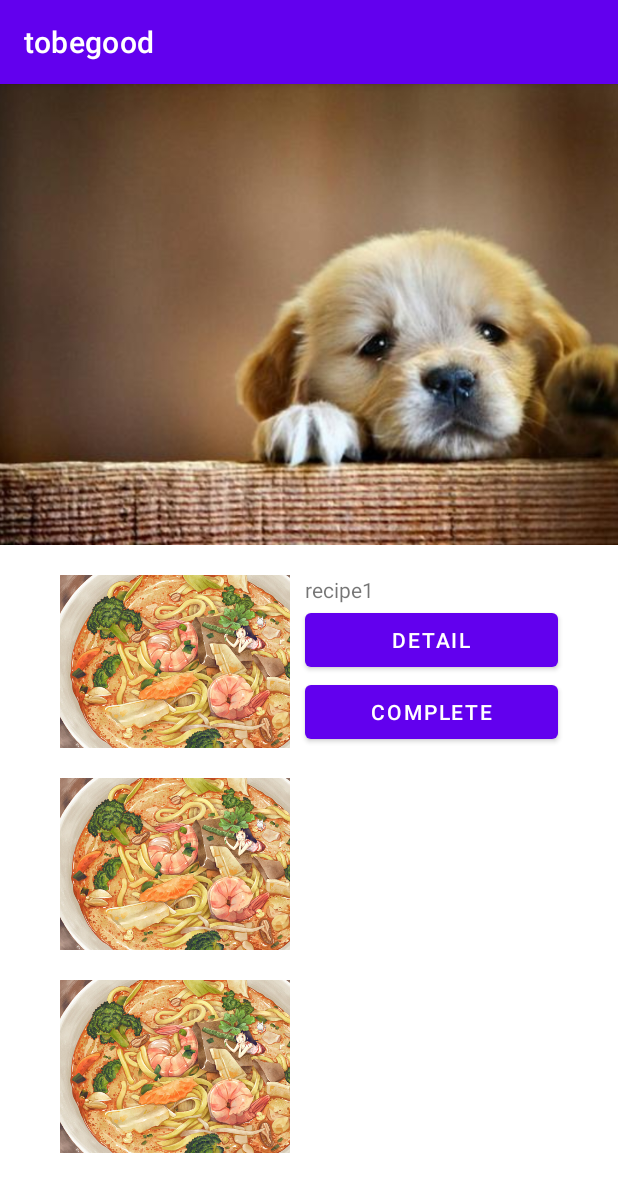
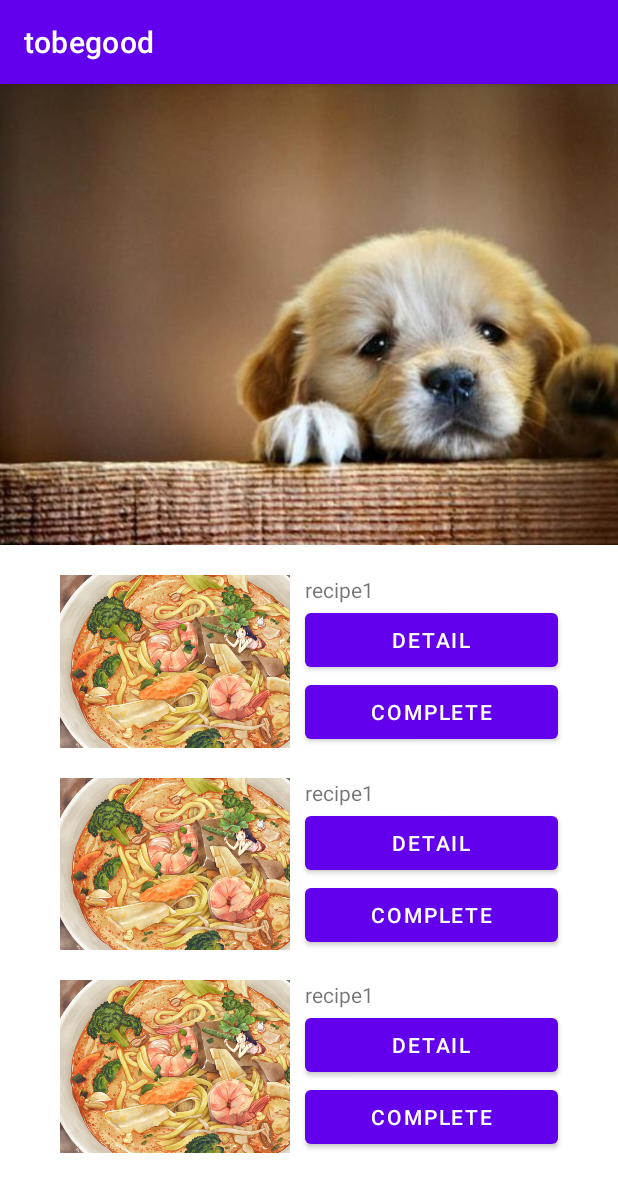
Before and after one commit to fefish/tobegood, an Android app: the EatActivity screen opened directly, with no data from a screen before it, on a phone screen of 412 x 824 dp. Shown: the top 1192 px of the screen. Run offline under Robolectric (Android 15) with nearby library versions, the phone set to English and light mode, and no system bars.

Commit message:
commit0719.2

```diff
--- a/app/src/main/res/layout/activity_eatactivity.xml
+++ b/app/src/main/res/layout/activity_eatactivity.xml
@@ -128,6 +128,42 @@
         app:layout_constraintTop_toBottomOf="@+id/Image_eat_recipe1"
         />
 
+    <TextView
+        android:id="@+id/Text_eat_recipe2_name"
+        android:layout_height="wrap_content"
+        android:text="@string/Recipe_One"
+        android:layout_width="0dp"
+        app:layout_constraintTop_toTopOf="@id/Image_eat_recipe2"
+        app:layout_constraintLeft_toRightOf="@+id/Image_eat_recipe2"
+        app:layout_constraintRight_toRightOf="parent"
+        android:layout_marginEnd="40dp"
+        android:layout_marginStart="10dp"
+        />
+
+    <Button
+        android:id="@+id/Button_eat_recipe2_detail"
+        android:text="@string/detail"
+        android:layout_width="0dp"
+        android:layout_height="wrap_content"
+        android:layout_marginStart="10dp"
+        android:layout_marginEnd="40dp"
+        app:layout_constraintLeft_toRightOf="@+id/Image_eat_recipe2"
+        app:layout_constraintTop_toBottomOf="@+id/Text_eat_recipe2_name"
+        app:layout_constraintRight_toRightOf="parent"
+        />
+
+    <Button
+        android:id="@+id/Button_eat_recipe2_complete"
+        android:text="@string/complete"
+        android:layout_width="0dp"
+        android:layout_height="wrap_content"
+        android:layout_marginStart="10dp"
+        android:layout_marginEnd="40dp"
+        app:layout_constraintLeft_toRightOf="@+id/Image_eat_recipe2"
+        app:layout_constraintTop_toBottomOf="@+id/Button_eat_recipe2_detail"
+        app:layout_constraintRight_toRightOf="parent"
+        />
+
     <ImageView
         android:id="@+id/Image_eat_recipe3"
         android:layout_width="0dp"
@@ -142,4 +178,40 @@
         app:layout_constraintLeft_toLeftOf="parent"
         app:layout_constraintTop_toBottomOf="@+id/Image_eat_recipe2"
         />
+
+    <TextView
+        android:id="@+id/Text_eat_recipe3_name"
+        android:layout_height="wrap_content"
+        android:text="@string/Recipe_One"
+        android:layout_width="0dp"
+        app:layout_constraintTop_toTopOf="@id/Image_eat_recipe3"
+        app:layout_constraintLeft_toRightOf="@+id/Image_eat_recipe3"
+        app:layout_constraintRight_toRightOf="parent"
+        android:layout_marginEnd="40dp"
+        android:layout_marginStart="10dp"
+        />
+
+    <Button
+        android:id="@+id/Button_eat_recipe3_detail"
+        android:text="@string/detail"
+        android:layout_width="0dp"
+        android:layout_height="wrap_content"
+        android:layout_marginStart="10dp"
+        android:layout_marginEnd="40dp"
+        app:layout_constraintLeft_toRightOf="@+id/Image_eat_recipe3"
+        app:layout_constraintTop_toBottomOf="@+id/Text_eat_recipe3_name"
+        app:layout_constraintRight_toRightOf="parent"
+        />
+
+    <Button
+        android:id="@+id/Button_eat_recipe3_complete"
+        android:text="@string/complete"
+        android:layout_width="0dp"
+        android:layout_height="wrap_content"
+        android:layout_marginStart="10dp"
+        android:layout_marginEnd="40dp"
+        app:layout_constraintLeft_toRightOf="@+id/Image_eat_recipe3"
+        app:layout_constraintTop_toBottomOf="@+id/Button_eat_recipe3_detail"
+        app:layout_constraintRight_toRightOf="parent"
+        />
 </androidx.constraintlayout.widget.ConstraintLayout>
```
